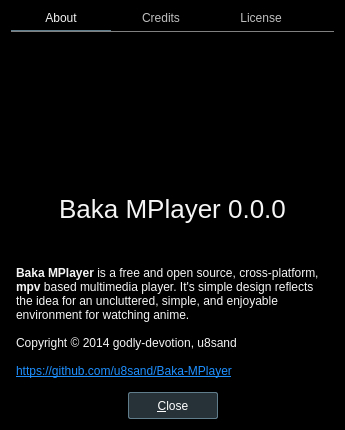
This is Baka MPlayer/ui/aboutdialog.ui in u8sand/Baka-MPlayer as Qt 5 draws it before an edit. The edited form follows.
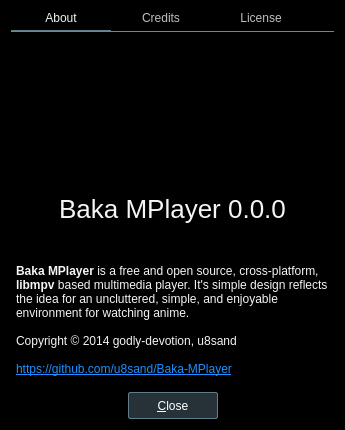
This is the edited form. Icons and pictures are not drawn.

Patch:
```diff
--- a/Baka MPlayer/ui/aboutdialog.ui
+++ b/Baka MPlayer/ui/aboutdialog.ui
@@ -68,6 +68,7 @@
      <property name="styleSheet">
       <string notr="true">QTabWidget::pane { /* The tab widget frame */
     border-top: 1px solid gray;
+	padding: 5px 0px;
 }
 
 /* Style the tab using the tab sub-control. Note that
@@ -153,7 +154,7 @@
        <item>
         <widget class="QLabel" name="infoLabel">
          <property name="text">
-          <string>&lt;html&gt;&lt;head/&gt;&lt;body&gt;&lt;p&gt;&lt;b&gt;Baka MPlayer&lt;/b&gt; is a free and open source, cross-platform, &lt;b&gt;mpv&lt;/b&gt; based multimedia player. It's simple design reflects the idea for an uncluttered, simple, and enjoyable environment for watching anime.&lt;br&gt;&lt;br&gt;Copyright © 2014 godly-devotion, u8sand&lt;br&gt;&lt;br&gt;&lt;a href=&quot;https://github.com/u8sand/Baka-MPlayer&quot;&gt;&lt;span style=&quot; text-decoration: underline; color:dodgerblue;&quot;&gt;https://github.com/u8sand/Baka-MPlayer&lt;/span&gt;&lt;/a&gt;&lt;/p&gt;&lt;/body&gt;&lt;/html&gt;</string>
+          <string>&lt;html&gt;&lt;head/&gt;&lt;body&gt;&lt;p&gt;&lt;b&gt;Baka MPlayer&lt;/b&gt; is a free and open source, cross-platform, &lt;b&gt;libmpv&lt;/b&gt; based multimedia player. It's simple design reflects the idea for an uncluttered, simple, and enjoyable environment for watching anime.&lt;br&gt;&lt;br&gt;Copyright © 2014 godly-devotion, u8sand&lt;br&gt;&lt;br&gt;&lt;a href=&quot;https://github.com/u8sand/Baka-MPlayer&quot;&gt;&lt;span style=&quot; text-decoration: underline; color:dodgerblue;&quot;&gt;https://github.com/u8sand/Baka-MPlayer&lt;/span&gt;&lt;/a&gt;&lt;/p&gt;&lt;/body&gt;&lt;/html&gt;</string>
          </property>
          <property name="alignment">
           <set>Qt::AlignLeading|Qt::AlignLeft|Qt::AlignTop</set>
```
